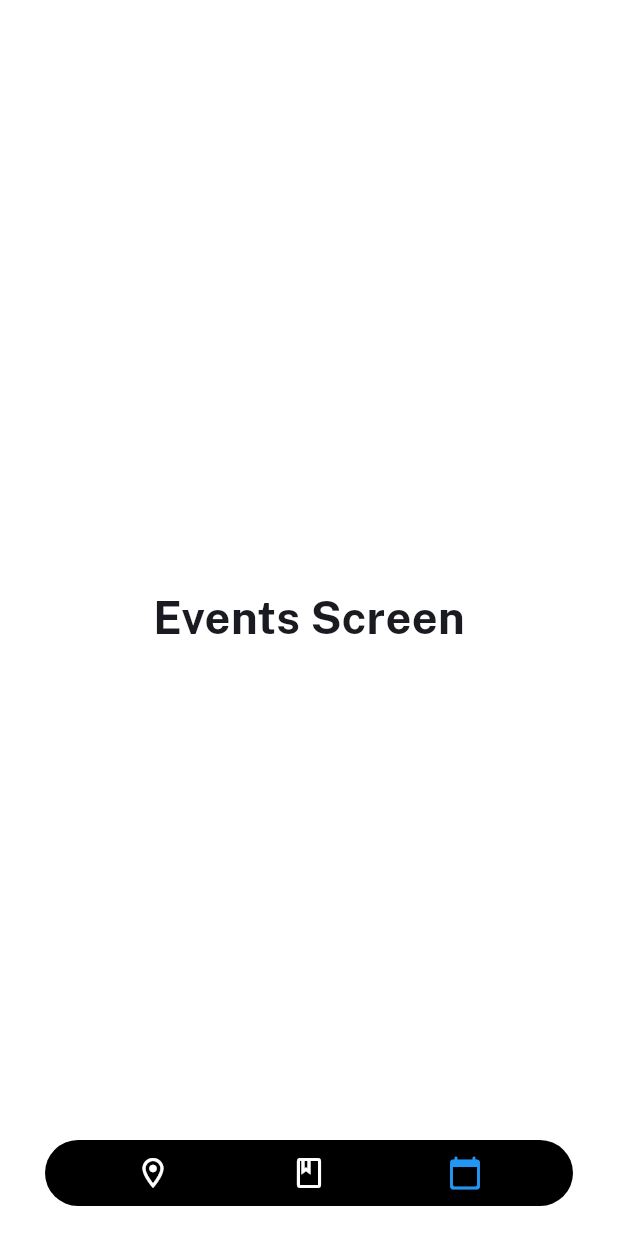
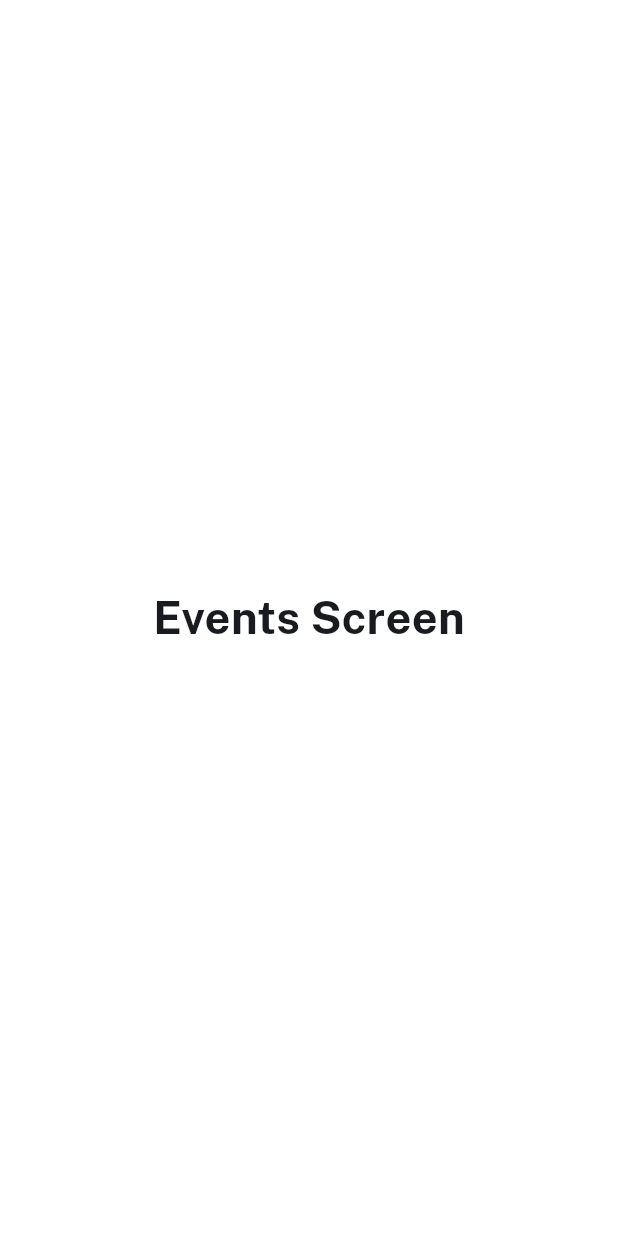
Before and after one commit to UCA-Walkmate/uca-walkmate, a Flutter app: the EventScreen screen opened by its route, on a phone screen of 412 x 824 dp. Run offline on Flutter 3.47's test engine with Material 3 defaults, Android fonts, the phone set to English and light mode, and no system bars; our stand-ins replace flutter_map, go_router, google_fonts, latlong2.

Commit message:
:heavy_plus_sign: Modify the navigation bar to save the screen state

```diff
--- a/uca_walkmate/lib/config/router/app_router.dart
+++ b/uca_walkmate/lib/config/router/app_router.dart
@@ -1,15 +1,17 @@
 import 'package:go_router/go_router.dart';
 import 'package:uca_walkmate/presentation/screens/event/event_screen.dart';
+import 'package:uca_walkmate/presentation/screens/home/home_screen.dart';
 import 'package:uca_walkmate/presentation/screens/login/login_screen.dart';
 import 'package:uca_walkmate/presentation/screens/signup/sign_up_screen.dart';
-// import 'package:uca_walkmate/presentation/screens/map/full_screen_map.dart';
 import 'package:uca_walkmate/presentation/screens/subject/subject_screen.dart';
 
 final appRouter = GoRouter(routes: [
   GoRoute(
     name: LoginScreen.routeName,
     path: '/',
-    builder: (context, state) => const LoginScreen(),
+    // builder: (context, state) => const LoginScreen(),
+    // builder: (context, state) => const FullScreenMap(),
+    builder: (context, state) => const HomeScreen(),
   ),
   GoRoute(
     name: SubjectScreen.routeName,
--- a/uca_walkmate/lib/presentation/screens/event/event_screen.dart
+++ b/uca_walkmate/lib/presentation/screens/event/event_screen.dart
@@ -1,5 +1,4 @@
 import 'package:flutter/material.dart';
-import 'package:uca_walkmate/presentation/widgets/custom_botton_app_bar.dart';
 
 class EventScreen extends StatefulWidget {
   static const String routeName = 'event';
@@ -12,15 +11,6 @@ class EventScreen extends StatefulWidget {
 class _EventScreenState extends State<EventScreen> {
   @override
   Widget build(BuildContext context) {
-    int selectedIndex = 2;
-
-     void onBottomBarItemTapped(int index) {
-    setState(() {
-      selectedIndex = index;
-      // Maneja la lógica adicional aquí si es necesario
-
-    });
-  }
     return Scaffold(
       body: Stack(
         children: [
@@ -36,24 +26,6 @@ class _EventScreenState extends State<EventScreen> {
               ),
             ),
           ),
-
-          Positioned(
-            bottom: 20,
-            //posicionando el widget en el centro pero dependiendo del tamaño de la pantalla
-            left: 30,
-            right:  30,
-            child: Center(
-              child: CustomBottomAppBar(
-                items: [
-                  BottomBarItem(icon: Icons.location_on_outlined),
-                  BottomBarItem(icon: Icons.book_outlined),
-                  BottomBarItem(icon: Icons.calendar_today_rounded),
-                ],
-                selectedIndex: selectedIndex,
-                onTap: onBottomBarItemTapped,
-              ),
-            ),
-          ),
         ],
       ),
     );
--- a/uca_walkmate/lib/presentation/widgets/custom_botton_app_bar.dart
+++ b/uca_walkmate/lib/presentation/widgets/custom_botton_app_bar.dart
@@ -2,13 +2,13 @@ import 'package:flutter/material.dart';
 import 'package:go_router/go_router.dart';
 
 class CustomBottomAppBar extends StatefulWidget {
-  final List<BottomBarItem> items;
+  // final List<BottomBarItem> items;
   final ValueChanged<int> onTap;
   final int selectedIndex;
 
   CustomBottomAppBar({
     super.key,
-    required this.items,
+    // required this.items,
     required this.onTap,
     this.selectedIndex = 0,
   });
@@ -19,6 +19,11 @@ class CustomBottomAppBar extends StatefulWidget {
 
 class CustomBottomAppBarState extends State<CustomBottomAppBar> {
   int _currentIndex = 0;
+  List<BottomBarItem> items = [
+    BottomBarItem(icon: Icons.home),
+    BottomBarItem(icon: Icons.book),
+    BottomBarItem(icon: Icons.event),
+  ];
 
   @override
   void initState() {
@@ -65,8 +70,8 @@ class CustomBottomAppBarState extends State<CustomBottomAppBar> {
       ),
       child: Row(
         mainAxisAlignment: MainAxisAlignment.spaceAround,
-        children: widget.items.map((item) {
-          int index = widget.items.indexOf(item);
+        children: items.map((item) {
+          int index = items.indexOf(item);
           bool isSelected = index == _currentIndex;
           return GestureDetector(
             onTap: () => _onItemTapped(index),
```
Also changed, not shown: uca_walkmate/lib/presentation/screens/home/home_screen.dart (added, +85 -0 lines), uca_walkmate/lib/presentation/screens/map/full_screen_map.dart (+31 -34 lines), uca_walkmate/lib/presentation/screens/subject/subject_screen.dart (+1 -31 lines).
